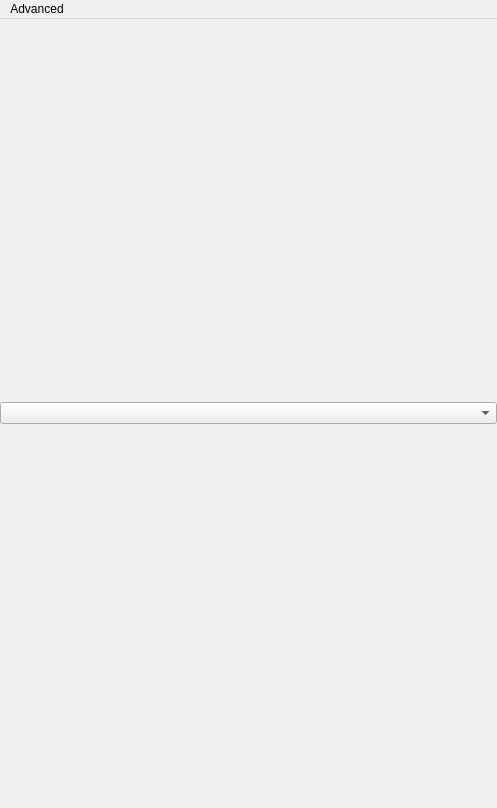
The window that OneDriveGUI/ui/mainwindow.ui (bpozdena/OneDriveGUI) describes before a commit, drawn with Qt 5.
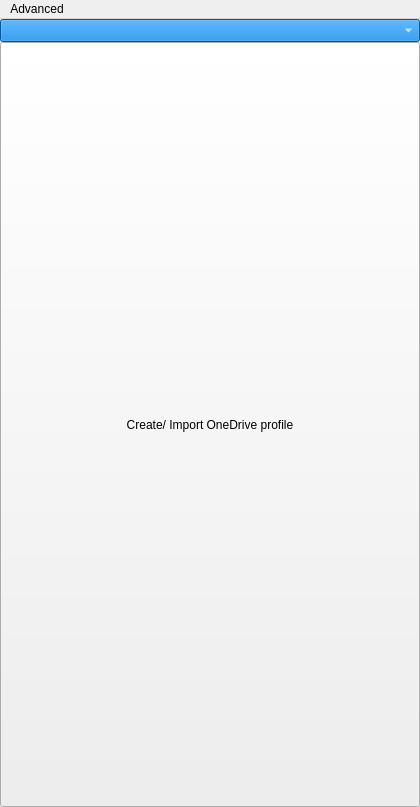
The same window after the commit. Icons and pictures are not drawn.

Commit message: added temporary process start/stop buttons

The edit to the form file:
```diff
--- a/OneDriveGUI/ui/mainwindow.ui
+++ b/OneDriveGUI/ui/mainwindow.ui
@@ -6,8 +6,8 @@
    <rect>
     <x>0</x>
     <y>0</y>
-    <width>497</width>
-    <height>808</height>
+    <width>420</width>
+    <height>807</height>
    </rect>
   </property>
   <property name="windowTitle">
@@ -36,8 +36,50 @@
     </property>
     <item>
      <layout class="QVBoxLayout" name="verticalLayout_2">
+      <property name="spacing">
+       <number>0</number>
+      </property>
       <item>
-       <widget class="QComboBox" name="comboBox"/>
+       <widget class="QComboBox" name="comboBox">
+        <property name="font">
+         <font>
+          <pointsize>10</pointsize>
+          <weight>75</weight>
+          <bold>true</bold>
+         </font>
+        </property>
+        <property name="contextMenuPolicy">
+         <enum>Qt::DefaultContextMenu</enum>
+        </property>
+        <property name="styleSheet">
+         <string notr="true">background-color: rgb(0, 120, 212);
+color: rgb(255, 255, 255);</string>
+        </property>
+       </widget>
+      </item>
+      <item>
+       <layout class="QVBoxLayout" name="verticalLayout_3">
+        <item>
+         <widget class="QPushButton" name="pushButton_new_profile">
+          <property name="maximumSize">
+           <size>
+            <width>9999</width>
+            <height>9999</height>
+           </size>
+          </property>
+          <property name="layoutDirection">
+           <enum>Qt::LeftToRight</enum>
+          </property>
+          <property name="styleSheet">
+           <string notr="true">alignment=Qt.AlignCenter
+</string>
+          </property>
+          <property name="text">
+           <string>Create/ Import OneDrive profile</string>
+          </property>
+         </widget>
+        </item>
+       </layout>
       </item>
      </layout>
     </item>
@@ -48,7 +90,7 @@
     <rect>
      <x>0</x>
      <y>0</y>
-     <width>497</width>
+     <width>420</width>
      <height>30</height>
     </rect>
    </property>
```
The commit also changes 9 other files.
